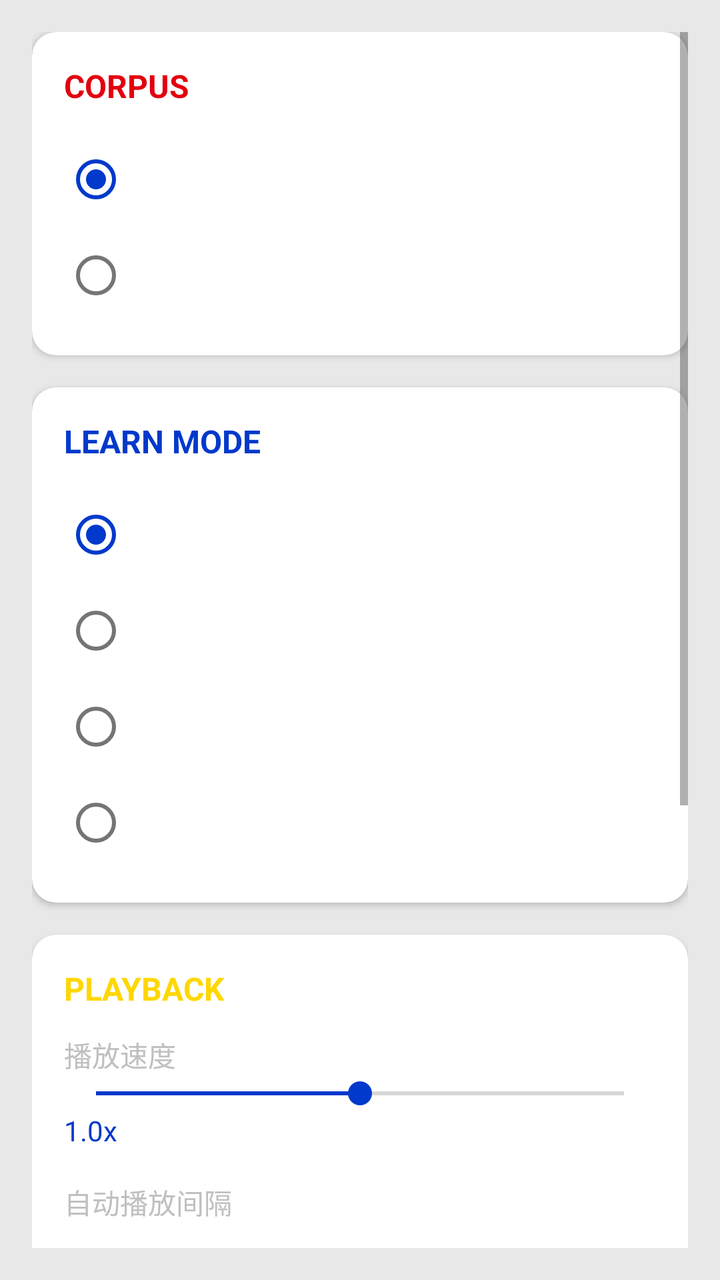
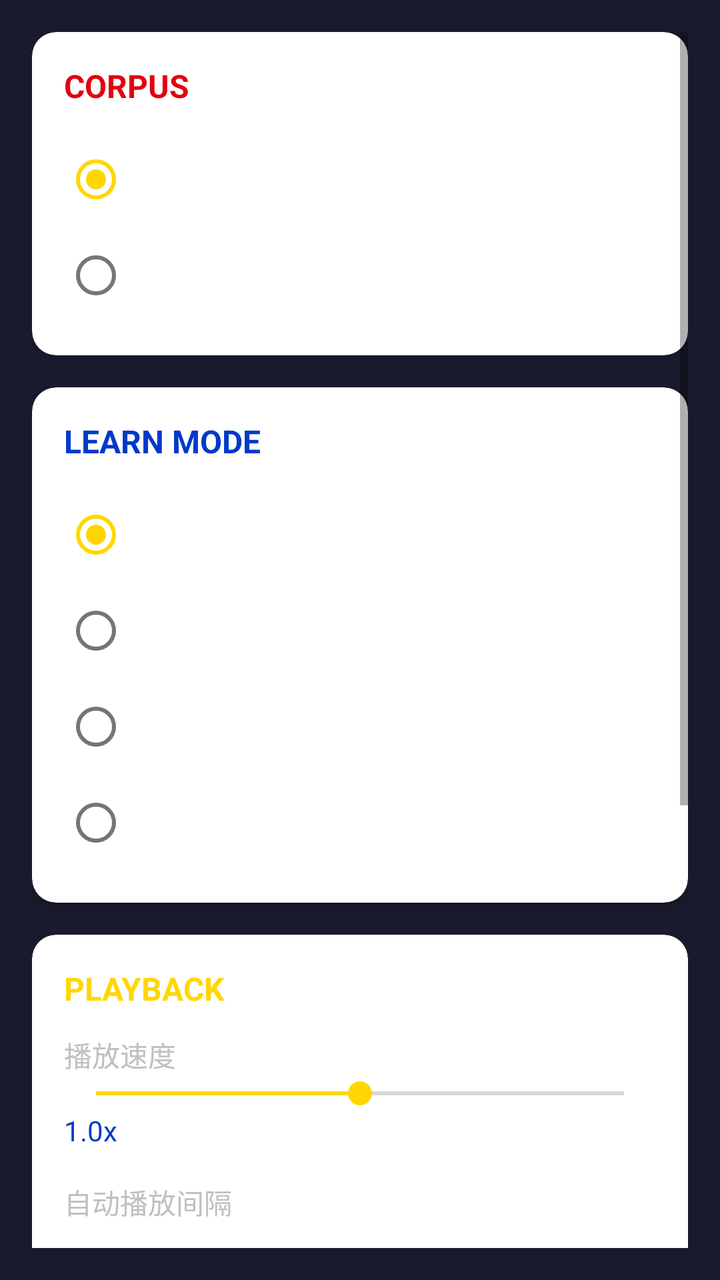

An Android layout rendered at two revisions. The XML below is the earlier revision; the diff shows what the commit changed to produce the second picture.
<!-- AndroidManifest.xml: application theme Theme.LearnE -->
<!-- res/layout/fragment_settings_new.xml -->
<?xml version="1.0" encoding="utf-8"?>
<ScrollView xmlns:android="http://schemas.android.com/apk/res/android"
    xmlns:app="http://schemas.android.com/apk/res-auto"
    android:layout_width="match_parent"
    android:layout_height="match_parent"
    android:background="@color/background"
    android:padding="16dp">

    <LinearLayout
        android:layout_width="match_parent"
        android:layout_height="wrap_content"
        android:orientation="vertical">

        
        <androidx.cardview.widget.CardView
            android:layout_width="match_parent"
            android:layout_height="wrap_content"
            app:cardBackgroundColor="@color/surface"
            app:cardCornerRadius="12dp">

            <LinearLayout
                android:layout_width="match_parent"
                android:layout_height="wrap_content"
                android:orientation="vertical"
                android:padding="16dp">

                <TextView
                    android:layout_width="wrap_content"
                    android:layout_height="wrap_content"
                    android:text="CORPUS"
                    android:textColor="@color/primary"
                    android:textSize="16sp"
                    android:textStyle="bold"/>

                <RadioGroup
                    android:id="@+id/rg_corpus"
                    android:layout_width="match_parent"
                    android:layout_height="wrap_content"
                    android:layout_marginTop="12dp">

                    <RadioButton
                        android:id="@+id/rb_cet4"
                        android:layout_width="wrap_content"
                        android:layout_height="wrap_content"
                        android:text="CET4 (3393词)"
                        android:textColor="@color/white"
                        android:checked="true"/>

                    <RadioButton
                        android:id="@+id/rb_catti"
                        android:layout_width="wrap_content"
                        android:layout_height="wrap_content"
                        android:text="CATTI (4807词)"
                        android:textColor="@color/white"/>

                </RadioGroup>

            </LinearLayout>

        </androidx.cardview.widget.CardView>

        
        <androidx.cardview.widget.CardView
            android:layout_width="match_parent"
            android:layout_height="wrap_content"
            android:layout_marginTop="16dp"
            app:cardBackgroundColor="@color/surface"
            app:cardCornerRadius="12dp">

            <LinearLayout
                android:layout_width="match_parent"
                android:layout_height="wrap_content"
                android:orientation="vertical"
                android:padding="16dp">

                <TextView
                    android:layout_width="wrap_content"
                    android:layout_height="wrap_content"
                    android:text="LEARN MODE"
                    android:textColor="@color/accent"
                    android:textSize="16sp"
                    android:textStyle="bold"/>

                <RadioGroup
                    android:id="@+id/rg_learn_mode"
                    android:layout_width="match_parent"
                    android:layout_height="wrap_content"
                    android:layout_marginTop="12dp">

                    <RadioButton
                        android:id="@+id/rb_mode_auto"
                        android:layout_width="wrap_content"
                        android:layout_height="wrap_content"
                        android:text="自动播放模式"
                        android:textColor="@color/white"
                        android:checked="true"/>

                    <RadioButton
                        android:id="@+id/rb_mode_card"
                        android:layout_width="wrap_content"
                        android:layout_height="wrap_content"
                        android:text="卡片翻转模式"
                        android:textColor="@color/white"/>

                    <RadioButton
                        android:id="@+id/rb_mode_root"
                        android:layout_width="wrap_content"
                        android:layout_height="wrap_content"
                        android:text="词根词缀模式"
                        android:textColor="@color/white"/>

                    <RadioButton
                        android:id="@+id/rb_mode_listen"
                        android:layout_width="wrap_content"
                        android:layout_height="wrap_content"
                        android:text="听写模式"
                        android:textColor="@color/white"/>

                </RadioGroup>

            </LinearLayout>

        </androidx.cardview.widget.CardView>

        
        <androidx.cardview.widget.CardView
            android:layout_width="match_parent"
            android:layout_height="wrap_content"
            android:layout_marginTop="16dp"
            app:cardBackgroundColor="@color/surface"
            app:cardCornerRadius="12dp">

            <LinearLayout
                android:layout_width="match_parent"
                android:layout_height="wrap_content"
                android:orientation="vertical"
                android:padding="16dp">

                <TextView
                    android:layout_width="wrap_content"
                    android:layout_height="wrap_content"
                    android:text="PLAYBACK"
                    android:textColor="@color/gundam_yellow"
                    android:textSize="16sp"
                    android:textStyle="bold"/>

                
                <TextView
                    android:layout_width="wrap_content"
                    android:layout_height="wrap_content"
                    android:text="播放速度"
                    android:textColor="@color/text_secondary"
                    android:textSize="14sp"
                    android:layout_marginTop="12dp"/>

                <SeekBar
                    android:id="@+id/sb_speed"
                    android:layout_width="match_parent"
                    android:layout_height="wrap_content"
                    android:max="200"
                    android:progress="100"/>

                <TextView
                    android:id="@+id/tv_speed_value"
                    android:layout_width="wrap_content"
                    android:layout_height="wrap_content"
                    android:text="1.0x"
                    android:textColor="@color/accent"
                    android:textSize="14sp"/>

                
                <TextView
                    android:layout_width="wrap_content"
                    android:layout_height="wrap_content"
                    android:text="自动播放间隔"
                    android:textColor="@color/text_secondary"
                    android:textSize="14sp"
                    android:layout_marginTop="16dp"/>

                <Spinner
                    android:id="@+id/sp_interval"
                    android:layout_width="match_parent"
                    android:layout_height="wrap_content"
                    android:layout_marginTop="8dp"/>

            </LinearLayout>

        </androidx.cardview.widget.CardView>

        
        <androidx.cardview.widget.CardView
            android:layout_width="match_parent"
            android:layout_height="wrap_content"
            android:layout_marginTop="16dp"
            app:cardBackgroundColor="@color/surface"
            app:cardCornerRadius="12dp">

            <LinearLayout
                android:layout_width="match_parent"
                android:layout_height="wrap_content"
                android:orientation="vertical"
                android:padding="16dp">

                <TextView
                    android:layout_width="wrap_content"
                    android:layout_height="wrap_content"
                    android:text="DISPLAY"
                    android:textColor="@color/primary"
                    android:textSize="16sp"
                    android:textStyle="bold"/>

                
                <LinearLayout
                    android:layout_width="match_parent"
                    android:layout_height="wrap_content"
                    android:orientation="horizontal"
                    android:layout_marginTop="12dp">

                    <TextView
                        android:layout_width="0dp"
                        android:layout_height="wrap_content"
                        android:layout_weight="1"
                        android:text="夜间模式"
                        android:textColor="@color/white"/>

                    <Switch
                        android:id="@+id/sw_night_mode"
                        android:layout_width="wrap_content"
                        android:layout_height="wrap_content"/>

                </LinearLayout>

                
                <LinearLayout
                    android:layout_width="match_parent"
                    android:layout_height="wrap_content"
                    android:orientation="horizontal"
                    android:layout_marginTop="12dp">

                    <TextView
                        android:layout_width="0dp"
                        android:layout_height="wrap_content"
                        android:layout_weight="1"
                        android:text="显示音标"
                        android:textColor="@color/white"/>

                    <Switch
                        android:id="@+id/sw_show_phonetic"
                        android:layout_width="wrap_content"
                        android:layout_height="wrap_content"
                        android:checked="true"/>

                </LinearLayout>

                
                <LinearLayout
                    android:layout_width="match_parent"
                    android:layout_height="wrap_content"
                    android:orientation="horizontal"
                    android:layout_marginTop="12dp">

                    <TextView
                        android:layout_width="0dp"
                        android:layout_height="wrap_content"
                        android:layout_weight="1"
                        android:text="显示例句"
                        android:textColor="@color/white"/>

                    <Switch
                        android:id="@+id/sw_show_example"
                        android:layout_width="wrap_content"
                        android:layout_height="wrap_content"
                        android:checked="true"/>

                </LinearLayout>

            </LinearLayout>

        </androidx.cardview.widget.CardView>

        
        <androidx.cardview.widget.CardView
            android:layout_width="match_parent"
            android:layout_height="wrap_content"
            android:layout_marginTop="16dp"
            app:cardBackgroundColor="@color/surface"
            app:cardCornerRadius="12dp">

            <LinearLayout
                android:layout_width="match_parent"
                android:layout_height="wrap_content"
                android:orientation="vertical"
                android:padding="16dp">

                <TextView
                    android:layout_width="wrap_content"
                    android:layout_height="wrap_content"
                    android:text="REMINDER"
                    android:textColor="@color/accent"
                    android:textSize="16sp"
                    android:textStyle="bold"/>

                <LinearLayout
                    android:layout_width="match_parent"
                    android:layout_height="wrap_content"
                    android:orientation="horizontal"
                    android:layout_marginTop="12dp">

                    <TextView
                        android:layout_width="0dp"
                        android:layout_height="wrap_content"
                        android:layout_weight="1"
                        android:text="学习提醒"
                        android:textColor="@color/white"/>

                    <Switch
                        android:id="@+id/sw_reminder"
                        android:layout_width="wrap_content"
                        android:layout_height="wrap_content"/>

                </LinearLayout>

                
                <LinearLayout
                    android:layout_width="match_parent"
                    android:layout_height="wrap_content"
                    android:orientation="horizontal"
                    android:layout_marginTop="12dp"
                    android:gravity="center">

                    <TextView
                        android:layout_width="wrap_content"
                        android:layout_height="wrap_content"
                        android:text="提醒时间:"
                        android:textColor="@color/text_secondary"/>

                    <EditText
                        android:id="@+id/et_reminder_hour"
                        android:layout_width="60dp"
                        android:layout_height="40dp"
                        android:inputType="number"
                        android:text="9"
                        android:textColor="@color/white"
                        android:gravity="center"
                        android:layout_marginStart="8dp"/>

                    <TextView
                        android:layout_width="wrap_content"
                        android:layout_height="wrap_content"
                        android:text=":"
                        android:textColor="@color/white"/>

                    <EditText
                        android:id="@+id/et_reminder_minute"
                        android:layout_width="60dp"
                        android:layout_height="40dp"
                        android:inputType="number"
                        android:text="0"
                        android:textColor="@color/white"
                        android:gravity="center"
                        android:layout_marginStart="8dp"/>

                    <Button
                        android:id="@+id/btn_set_reminder"
                        android:layout_width="wrap_content"
                        android:layout_height="40dp"
                        android:text="设置"
                        android:background="@drawable/btn_accent"
                        android:textColor="@color/white"
                        android:layout_marginStart="8dp"/>

                </LinearLayout>

            </LinearLayout>

        </androidx.cardview.widget.CardView>

    </LinearLayout>

</ScrollView>
<!-- resources referenced by this layout -->
<resources>
  <color name="accent">#0039CB</color>
  <color name="background">#E8E8E8</color>
  <color name="gundam_yellow">#FFD700</color>
  <color name="primary">#E3000F</color>
  <color name="surface">#FFFFFF</color>
  <color name="text_secondary">#C0C0C0</color>
  <color name="white">#FFFFFFFF</color>
  <!-- drawable btn_accent (drawable) -->
  <?xml version="1.0" encoding="utf-8"?>
  <shape xmlns:android="http://schemas.android.com/apk/res/android"
      android:shape="rectangle">
      <solid android:color="@color/accent"/>
      <corners android:radius="8dp"/>
      <stroke android:width="2dp" android:color="@color/white"/>
  </shape>
  <style name="Theme.LearnE" parent="Theme.MaterialComponents.Light.NoActionBar">
          <item name="colorPrimary">@color/primary</item>
          <item name="colorPrimaryDark">@color/primary_dark</item>
          <item name="colorAccent">@color/accent</item>
      </style>
  <color name="primary_dark">#B3000C</color>
</resources>

<!-- the commit's change to res/layout/fragment_settings_new.xml (unified diff, before → after) -->
@@ -3,7 +3,7 @@
     xmlns:app="http://schemas.android.com/apk/res-auto"
     android:layout_width="match_parent"
     android:layout_height="match_parent"
-    android:background="@color/background"
+    android:background="@color/mecha_hull"
     android:padding="16dp">
 
     <LinearLayout
<!-- resource entries referenced after the edit -->
@@ -1,25 +1,39 @@
 <!-- resources referenced by this layout -->
 <resources>
   <color name="accent">#0039CB</color>
-  <color name="background">#E8E8E8</color>
   <color name="gundam_yellow">#FFD700</color>
+  <color name="mecha_hull">#1A1A2E</color>
   <color name="primary">#E3000F</color>
   <color name="surface">#FFFFFF</color>
   <color name="text_secondary">#C0C0C0</color>
   <color name="white">#FFFFFFFF</color>
   <!-- drawable btn_accent (drawable) -->
   <?xml version="1.0" encoding="utf-8"?>
-  <shape xmlns:android="http://schemas.android.com/apk/res/android"
-      android:shape="rectangle">
-      <solid android:color="@color/accent"/>
-      <corners android:radius="8dp"/>
-      <stroke android:width="2dp" android:color="@color/white"/>
-  </shape>
+  <selector xmlns:android="http://schemas.android.com/apk/res/android">
+      <item android:state_pressed="true">
+          <shape android:shape="rectangle">
+              <solid android:color="#002D9E"/>
+              <stroke android:width="2dp" android:color="#FFD700"/>
+          </shape>
+      </item>
+      <item>
+          <shape android:shape="rectangle">
+              <solid android:color="#0039CB"/>
+              <stroke android:width="1dp" android:color="#C0C0C0"/>
+          </shape>
+      </item>
+  </selector>
   <style name="Theme.LearnE" parent="Theme.MaterialComponents.Light.NoActionBar">
-          <item name="colorPrimary">@color/primary</item>
-          <item name="colorPrimaryDark">@color/primary_dark</item>
-          <item name="colorAccent">@color/accent</item>
+          <item name="colorPrimary">@color/mecha_red</item>
+          <item name="colorPrimaryDark">@color/mecha_red_dark</item>
+          <item name="colorAccent">@color/mecha_gold</item>
+          <item name="android:windowBackground">@color/mecha_offwhite</item>
+          <item name="android:statusBarColor">@color/mecha_hull</item>
+          <item name="android:navigationBarColor">@color/mecha_hull</item>
       </style>
-  <color name="primary_dark">#B3000C</color>
+  <color name="mecha_red">#E3000F</color>
+  <color name="mecha_red_dark">#B3000C</color>
+  <color name="mecha_gold">#FFD700</color>
+  <color name="mecha_offwhite">#E8ECF0</color>
 </resources>
 
